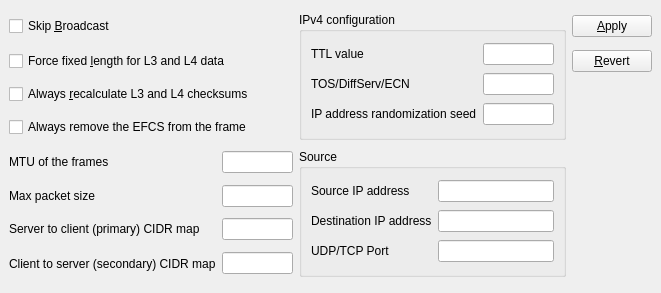
Qt form src/gui/TcpEdit.ui (appneta/tcpreplay) before a commit.
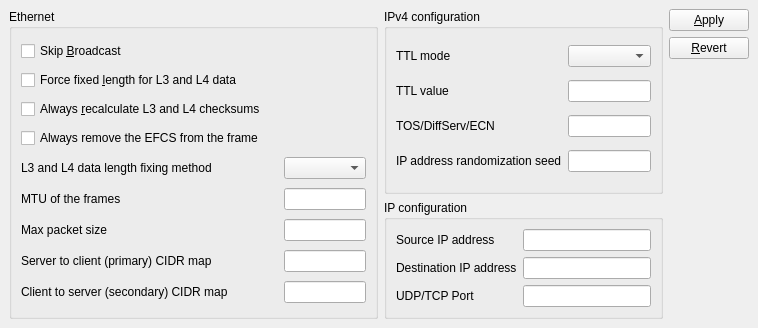
The same form after that commit.

Commit message: refs #314 add combo for fixlength and ttl mode.

Patch:
```diff
--- a/src/gui/TcpEdit.ui
+++ b/src/gui/TcpEdit.ui
@@ -6,96 +6,182 @@
    <rect>
     <x>0</x>
     <y>0</y>
-    <width>661</width>
-    <height>293</height>
+    <width>758</width>
+    <height>328</height>
    </rect>
   </property>
   <property name="windowTitle">
    <string>DockWidget</string>
   </property>
   <widget class="QWidget" name="dockWidgetContents">
-   <layout class="QGridLayout" name="gridLayout_3">
-    <item row="0" column="0">
-     <widget class="QCheckBox" name="checkBox_skipBroadcast">
-      <property name="text">
-       <string>Skip &amp;Broadcast</string>
+   <layout class="QGridLayout" name="gridLayout_4">
+    <item row="0" column="0" rowspan="4">
+     <widget class="QGroupBox" name="groupBox_3">
+      <property name="title">
+       <string>Ethernet</string>
       </property>
+      <layout class="QGridLayout" name="gridLayout_3">
+       <item row="4" column="0" colspan="2">
+        <widget class="QLabel" name="label_12">
+         <property name="text">
+          <string>L3 and L4 data length fixing method</string>
+         </property>
+        </widget>
+       </item>
+       <item row="4" column="3">
+        <widget class="QComboBox" name="comboBox_fixLength"/>
+       </item>
+       <item row="5" column="0">
+        <widget class="QLabel" name="label_5">
+         <property name="text">
+          <string>MTU of the frames</string>
+         </property>
+        </widget>
+       </item>
+       <item row="5" column="3">
+        <widget class="QLineEdit" name="lineEdit_mtu"/>
+       </item>
+       <item row="6" column="0">
+        <widget class="QLabel" name="label_6">
+         <property name="text">
+          <string>Max packet size</string>
+         </property>
+        </widget>
+       </item>
+       <item row="6" column="3">
+        <widget class="QLineEdit" name="lineEdit_packetSize"/>
+       </item>
+       <item row="7" column="0" colspan="2">
+        <widget class="QLabel" name="label_4">
+         <property name="text">
+          <string>Server to client (primary) CIDR map</string>
+         </property>
+        </widget>
+       </item>
+       <item row="7" column="3">
+        <widget class="QLineEdit" name="lineEdit_primaryCIDR"/>
+       </item>
+       <item row="8" column="0" colspan="3">
+        <widget class="QLabel" name="label_7">
+         <property name="text">
+          <string>Client to server (secondary) CIDR map</string>
+         </property>
+        </widget>
+       </item>
+       <item row="8" column="3">
+        <widget class="QLineEdit" name="lineEdit_secondaryCIDR"/>
+       </item>
+       <item row="3" column="0">
+        <widget class="QCheckBox" name="checkBox_removeEFCS">
+         <property name="text">
+          <string>Always remove the EFCS from the frame</string>
+         </property>
+        </widget>
+       </item>
+       <item row="2" column="0">
+        <widget class="QCheckBox" name="checkBox_redoChecksums">
+         <property name="text">
+          <string>Always &amp;recalculate L3 and L4 checksums</string>
+         </property>
+        </widget>
+       </item>
+       <item row="1" column="0">
+        <widget class="QCheckBox" name="checkBox_forceFixedLength">
+         <property name="text">
+          <string>Force fixed &amp;length for L3 and L4 data</string>
+         </property>
+        </widget>
+       </item>
+       <item row="0" column="0">
+        <widget class="QCheckBox" name="checkBox_skipBroadcast">
+         <property name="text">
+          <string>Skip &amp;Broadcast</string>
+         </property>
+        </widget>
+       </item>
+      </layout>
      </widget>
     </item>
-    <item row="0" column="2" rowspan="4">
+    <item row="0" column="1" rowspan="3">
      <widget class="QGroupBox" name="groupBox">
       <property name="title">
        <string>IPv4 configuration</string>
       </property>
       <layout class="QGridLayout" name="gridLayout">
-       <item row="0" column="0">
-        <widget class="QLabel" name="label">
-         <property name="text">
-          <string>TTL value</string>
-         </property>
-        </widget>
-       </item>
-       <item row="0" column="1">
+       <item row="1" column="1">
         <widget class="QLineEdit" name="lineEdit_ttl"/>
        </item>
-       <item row="1" column="0">
+       <item row="2" column="0">
         <widget class="QLabel" name="label_3">
          <property name="text">
           <string>TOS/DiffServ/ECN</string>
          </property>
         </widget>
        </item>
-       <item row="1" column="1">
+       <item row="2" column="1">
         <widget class="QLineEdit" name="lineEdit_tos"/>
        </item>
-       <item row="2" column="0">
+       <item row="3" column="0">
         <widget class="QLabel" name="label_2">
          <property name="text">
           <string>IP address randomization seed</string>
          </property>
         </widget>
        </item>
-       <item row="2" column="1">
+       <item row="3" column="1">
         <widget class="QLineEdit" name="lineEdit_ipAddressSeed"/>
        </item>
+       <item row="0" column="1">
+        <widget class="QComboBox" name="comboBox_ttlMode"/>
+       </item>
+       <item row="0" column="0">
+        <widget class="QLabel" name="label_9">
+         <property name="text">
+          <string>TTL mode</string>
+         </property>
+        </widget>
+       </item>
+       <item row="1" column="0">
+        <widget class="QLabel" name="label">
+         <property name="text">
+          <string>TTL value</string>
+         </property>
+        </widget>
+       </item>
       </layout>
      </widget>
     </item>
-    <item row="1" column="0" colspan="2">
-     <widget class="QCheckBox" name="checkBox_forceFixedLength">
+    <item row="0" column="2">
+     <widget class="QPushButton" name="pushButton_apply">
       <property name="text">
-       <string>Force fixed &amp;length for L3 and L4 data</string>
+       <string>&amp;Apply</string>
       </property>
      </widget>
     </item>
-    <item row="2" column="0" colspan="2">
-     <widget class="QCheckBox" name="checkBox_redoChecksums">
+    <item row="1" column="2">
+     <widget class="QPushButton" name="pushButton_revert">
       <property name="text">
-       <string>Always &amp;recalculate L3 and L4 checksums</string>
+       <string>&amp;Revert</string>
       </property>
      </widget>
     </item>
-    <item row="3" column="0" colspan="2">
-     <widget class="QCheckBox" name="checkBox_removeEFCS">
-      <property name="text">
-       <string>Always remove the EFCS from the frame</string>
+    <item row="2" column="2">
+     <spacer name="verticalSpacer">
+      <property name="orientation">
+       <enum>Qt::Vertical</enum>
       </property>
-     </widget>
-    </item>
-    <item row="4" column="0">
-     <widget class="QLabel" name="label_5">
-      <property name="text">
-       <string>MTU of the frames</string>
+      <property name="sizeHint" stdset="0">
+       <size>
+        <width>20</width>
+        <height>40</height>
+       </size>
       </property>
-     </widget>
+     </spacer>
     </item>
-    <item row="4" column="1">
-     <widget class="QLineEdit" name="lineEdit_mtu"/>
-    </item>
-    <item row="4" column="2" rowspan="4">
+    <item row="3" column="1">
      <widget class="QGroupBox" name="groupBox_2">
       <property name="title">
-       <string>Source</string>
+       <string>IP configuration</string>
       </property>
       <layout class="QGridLayout" name="gridLayout_2">
        <item row="0" column="0">
@@ -131,49 +217,18 @@
       </layout>
      </widget>
     </item>
-    <item row="5" column="0">
-     <widget class="QLabel" name="label_6">
-      <property name="text">
-       <string>Max packet size</string>
+    <item row="3" column="2">
+     <spacer name="horizontalSpacer">
+      <property name="orientation">
+       <enum>Qt::Horizontal</enum>
       </property>
-     </widget>
-    </item>
-    <item row="5" column="1">
-     <widget class="QLineEdit" name="lineEdit_packetSize"/>
-    </item>
-    <item row="6" column="0">
-     <widget class="QLabel" name="label_4">
-      <property name="text">
-       <string>Server to client (primary) CIDR map</string>
+      <property name="sizeHint" stdset="0">
+       <size>
+        <width>40</width>
+        <height>20</height>
+       </size>
       </property>
-     </widget>
-    </item>
-    <item row="6" column="1">
-     <widget class="QLineEdit" name="lineEdit_primaryCIDR"/>
-    </item>
-    <item row="7" column="0">
-     <widget class="QLabel" name="label_7">
-      <property name="text">
-       <string>Client to server (secondary) CIDR map</string>
-      </property>
-     </widget>
-    </item>
-    <item row="7" column="1">
-     <widget class="QLineEdit" name="lineEdit_secondaryCIDR"/>
-    </item>
-    <item row="0" column="3">
-     <widget class="QPushButton" name="pushButton_apply">
-      <property name="text">
-       <string>&amp;Apply</string>
-      </property>
-     </widget>
-    </item>
-    <item row="1" column="3">
-     <widget class="QPushButton" name="pushButton_revert">
-      <property name="text">
-       <string>&amp;Revert</string>
-      </property>
-     </widget>
+     </spacer>
     </item>
    </layout>
   </widget>
```
